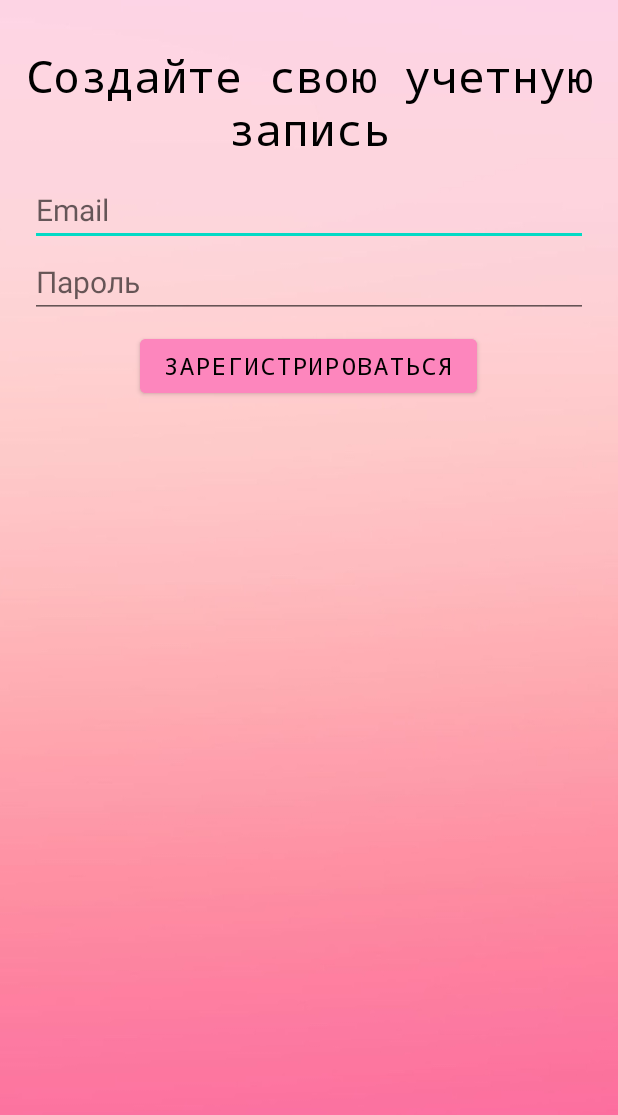
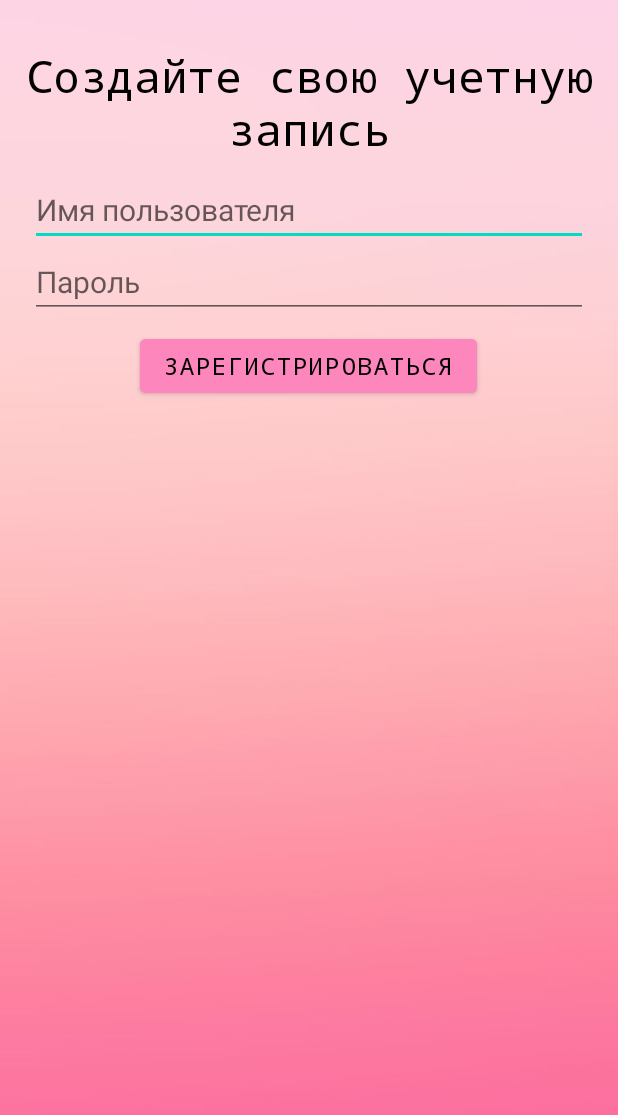
Before and after one commit to raster7/MonthlyApp, an Android app: the screen it shows after launch (RegisterActivity), after a tap on "ЗАРЕГИСТРИРОВАТЬСЯ", on a phone screen of 412 x 824 dp. Shown: the top 1115 px of the screen. Run offline under Robolectric (Android 15) with nearby library versions, the phone set to English and light mode, and no system bars; our stand-ins replace navigation-ui.

Commit message:
some changes

```diff
--- a/project2/app/src/main/java/com/example/monthlyapp/MainActivity.java
+++ b/project2/app/src/main/java/com/example/monthlyapp/MainActivity.java
@@ -20,8 +20,8 @@ public class MainActivity extends AppCompatActivity {
         if (flag) {
             Intent intent = new Intent(this, StartActivity.class);
             startActivity(intent);
+            finish();
         }
-
         Intent intent = getIntent();
         String email = intent.getStringExtra("email");
         String hiEmail = "Привет, " + email;
--- a/project2/app/src/main/res/layout/activity_main.xml
+++ b/project2/app/src/main/res/layout/activity_main.xml
@@ -94,9 +94,11 @@
         android:text=""
         android:textAlignment="center"
         android:textColor="@color/black"
-        android:textSize="30sp"
+        android:textSize="24sp"
         app:layout_constraintBottom_toTopOf="@+id/linearLayout"
         app:layout_constraintEnd_toEndOf="parent"
+        app:layout_constraintHorizontal_bias="0.469"
         app:layout_constraintStart_toStartOf="parent"
-        app:layout_constraintTop_toBottomOf="@+id/textView" />
+        app:layout_constraintTop_toBottomOf="@+id/textView"
+        app:layout_constraintVertical_bias="0.38" />
 </androidx.constraintlayout.widget.ConstraintLayout>
--- a/project2/app/src/main/res/layout/activity_sign_in.xml
+++ b/project2/app/src/main/res/layout/activity_sign_in.xml
@@ -28,7 +28,9 @@
         android:layout_marginTop="10dp"
         android:hint="@string/email"
         android:text=""
-        android:textSize="20sp"></EditText>
+        android:textSize="20sp">
+
+    </EditText>
 
     <EditText
         android:id="@+id/edit_text_password"
--- a/project2/app/src/main/res/values/strings.xml
+++ b/project2/app/src/main/res/values/strings.xml
@@ -5,13 +5,11 @@
     <string name="exit">Выйти</string>
     <string name="createProfile">Создайте свою учетную запись</string>
     <string name="signInProfile">Войдите в свою учетную запись</string>
-    <string name="email">Email</string>
+    <string name="email">Имя пользователя</string>
     <string name="password">Пароль</string>
     <string name="calendar">Календарь</string>
     <string name="graph">График</string>
     <string name="settings">Настройки</string>
-
-
 
     <string name="title_activity_first">FirstActivity</string>
     <!-- Strings used for fragments for navigation -->
```
